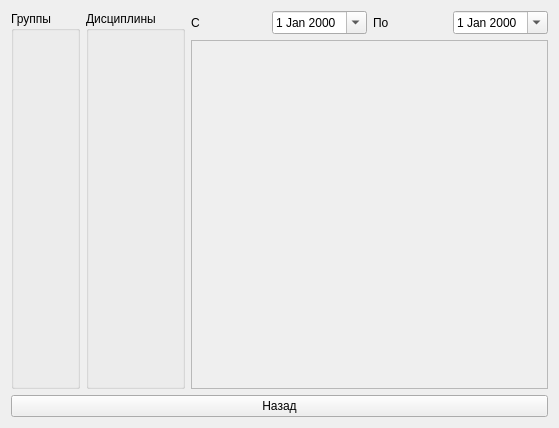
Qt form dynamic.ui (gunmaden/IS-AOOZ) before a commit.
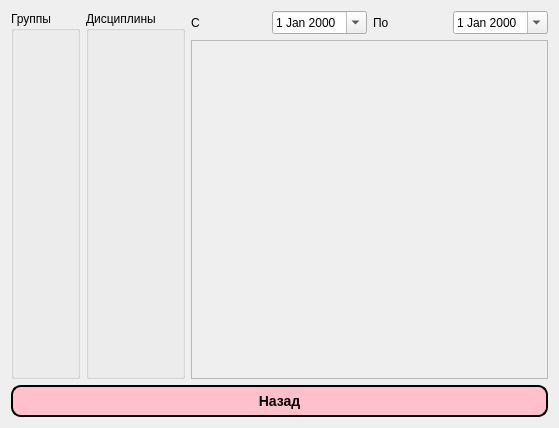
The same form after that commit.

```diff
--- a/dynamic.ui
+++ b/dynamic.ui
@@ -75,6 +75,22 @@
    </item>
    <item row="3" column="0" colspan="5">
     <widget class="QPushButton" name="pushButton">
+     <property name="styleSheet">
+      <string notr="true">QPushButton{
+     background-color: pink;
+     border-style: outset;
+     border-width: 2px;
+     border-radius: 10px;
+     border-color: black;
+     font: bold 14px;
+     min-width: 10em;
+     padding: 6px;
+ }
+ QPushButton:pressed {
+     background-color: rgb(0, 255, 238);
+     border-style: inset;
+ }</string>
+     </property>
      <property name="text">
       <string>Назад</string>
      </property>
```
